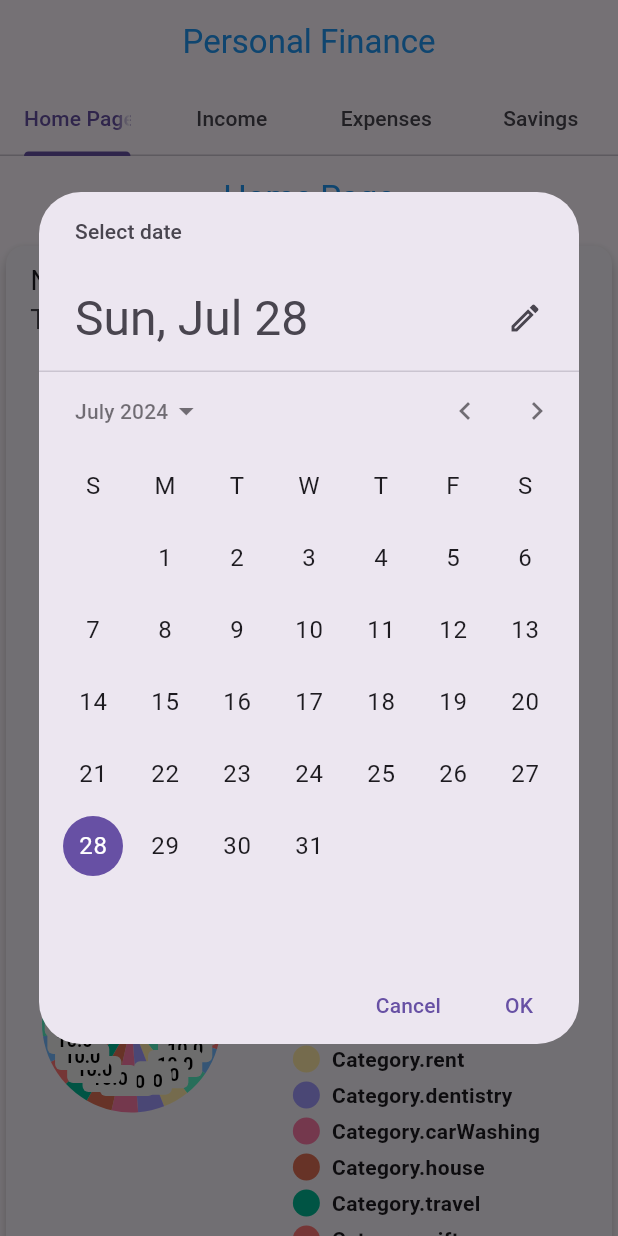
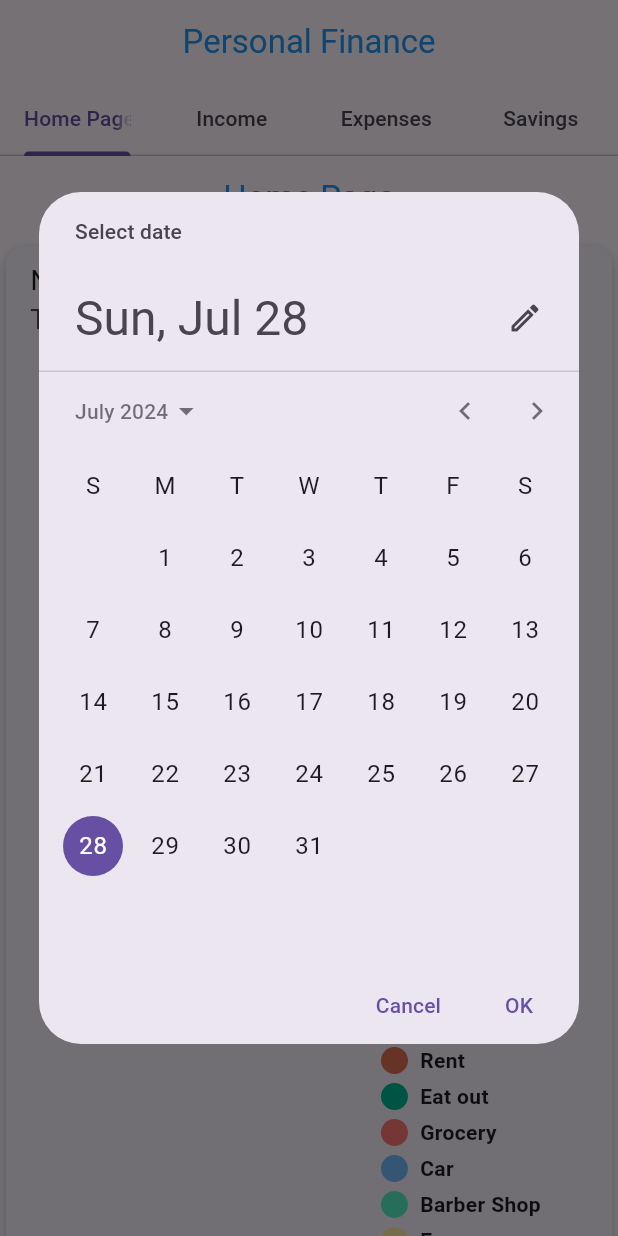
Before and after one commit to antonioIannotta/PersonalFinance, a Flutter app: the screen it shows after launch, after a tap on "Select Date", on a phone screen of 412 x 824 dp. Run offline on Flutter 3.47's test engine with Material 3 defaults, Android fonts, the phone set to English and light mode, and no system bars; drawn by our look-alikes of pie_chart; missing offline and left inert: dart:ffi, mongo_dart.

Commit message:
feat: home page setup almost completed

```diff
--- a/lib/models/category/category.dart
+++ b/lib/models/category/category.dart
@@ -21,3 +21,52 @@ enum Category {
   entertainment,
   energy
 }
+
+extension CategoryExtension on Category {
+  String get name {
+    switch (this) {
+      case Category.grocery:
+        return "Grocery";
+        break;
+      case Category.eatOut:
+        return "Eat out";
+        break;
+      case Category.clothes:
+        return "Clothes";
+      case Category.gift:
+        return "Gift";
+      case Category.travel:
+        return "Travel";
+      case Category.house:
+        return "House";
+      case Category.technology:
+        return "Technology";
+      case Category.condom:
+        return "Condom";
+      case Category.rent:
+        return "Rent";
+      case Category.laundry:
+        return "Laundry";
+      case Category.car:
+        return "Car";
+      case Category.dentistry:
+        return "Dentistry";
+      case Category.medicalCheck:
+        return "Medical Check";
+      case Category.workFood:
+        return "Work food";
+      case Category.carWashing:
+        return "Car Washing";
+      case Category.barberShop:
+        return "Barber Shop";
+      case Category.medicine:
+        return "Medicine";
+      case Category.entertainment:
+        return "Entertainment";
+      case Category.energy:
+        return "Energy";
+      default:
+        return "Extra";
+    }
+  }
+}
--- a/lib/widgets/home_page.dart
+++ b/lib/widgets/home_page.dart
@@ -46,11 +46,7 @@ class HomePage extends StatelessWidget {
 
             ),
             //const SizedBox(height: 8),
-            //const SizedBox(height: 8),
-            Container(
-              padding: const EdgeInsets.fromLTRB(100, 1, 1, 50),
-              child: const Text("Menu"),
-            ),
+            //const SizedBox(height: 8)
             Container(
               padding: const EdgeInsets.fromLTRB(100, 1, 1, 50),
               child: ElevatedButton(
@@ -83,7 +79,7 @@ class HomePage extends StatelessWidget {
   Map<String, double> _createDataMap() {
     Map<String, double> map = HashMap();
     for (Category c in Category.values) {
-      map[c.toString()] = 10.0;
+      map[c.name] = 10.0;
     }
     return map;
   }
```
